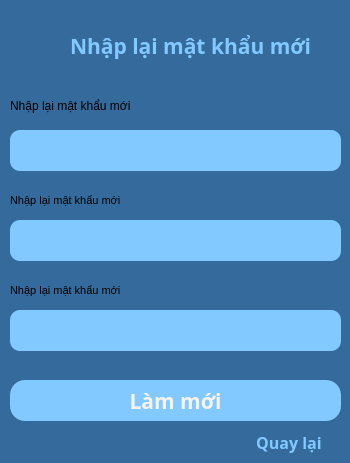
Old version of the form TL-C4K-PTA02/Cuoi_Khoa_Python/gui/renewpass.ui in the repository DinhPhongNe/Python-course.
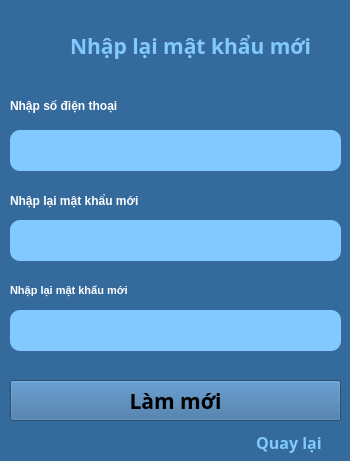
New version of the form.

Diff of the .ui file:
```diff
--- a/TL-C4K-PTA02/Cuoi_Khoa_Python/gui/renewpass.ui
+++ b/TL-C4K-PTA02/Cuoi_Khoa_Python/gui/renewpass.ui
@@ -7,7 +7,7 @@
     <x>0</x>
     <y>0</y>
     <width>350</width>
-    <height>463</height>
+    <height>461</height>
    </rect>
   </property>
   <property name="windowTitle">
@@ -46,20 +46,22 @@
      <rect>
       <x>10</x>
       <y>90</y>
-      <width>171</width>
+      <width>201</width>
       <height>31</height>
      </rect>
     </property>
     <property name="font">
      <font>
       <pointsize>9</pointsize>
+      <weight>75</weight>
+      <bold>true</bold>
      </font>
     </property>
     <property name="styleSheet">
-     <string notr="true"/>
+     <string notr="true">color: white;</string>
     </property>
     <property name="text">
-     <string>Nhập lại mật khẩu mới</string>
+     <string>Nhập số điện thoại</string>
     </property>
    </widget>
    <widget class="QPushButton" name="renew_goback_btn">
@@ -120,11 +122,24 @@
      <string notr="true">border-radius: 15px;
 font: 600 16pt &quot;Bahnschrift&quot;;
 background-color:rgb(129, 201, 255);
-color: #F8F2EC;</string>
+color: white;
+hover {
+    background-color: #FFC0CB;
+    color: #000000;
+}</string>
     </property>
     <property name="text">
      <string>Làm mới</string>
     </property>
+    <property name="autoDefault">
+     <bool>false</bool>
+    </property>
+    <property name="default">
+     <bool>false</bool>
+    </property>
+    <property name="flat">
+     <bool>false</bool>
+    </property>
    </widget>
    <widget class="QLabel" name="label_5">
     <property name="geometry">
@@ -137,11 +152,13 @@
     </property>
     <property name="font">
      <font>
-      <pointsize>8</pointsize>
+      <pointsize>9</pointsize>
+      <weight>75</weight>
+      <bold>true</bold>
      </font>
     </property>
     <property name="styleSheet">
-     <string notr="true"/>
+     <string notr="true">color: white;</string>
     </property>
     <property name="text">
      <string>Nhập lại mật khẩu mới</string>
@@ -234,10 +251,12 @@
     <property name="font">
      <font>
       <pointsize>8</pointsize>
+      <weight>75</weight>
+      <bold>true</bold>
      </font>
     </property>
     <property name="styleSheet">
-     <string notr="true"/>
+     <string notr="true">color: white;</string>
     </property>
     <property name="text">
      <string>Nhập lại mật khẩu mới</string>
```
Left out of the diff: 2 changed lines with no effect on the pictures.
